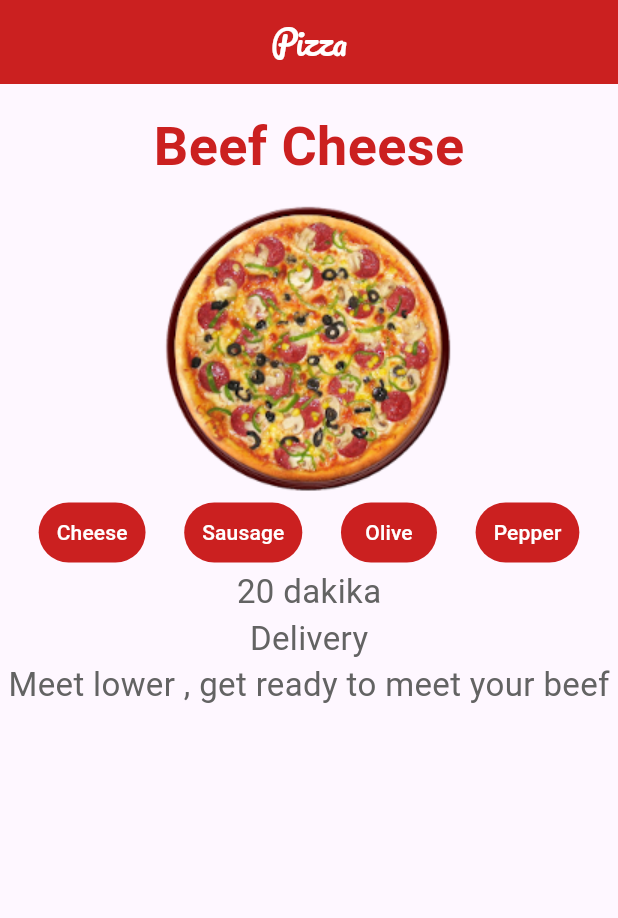
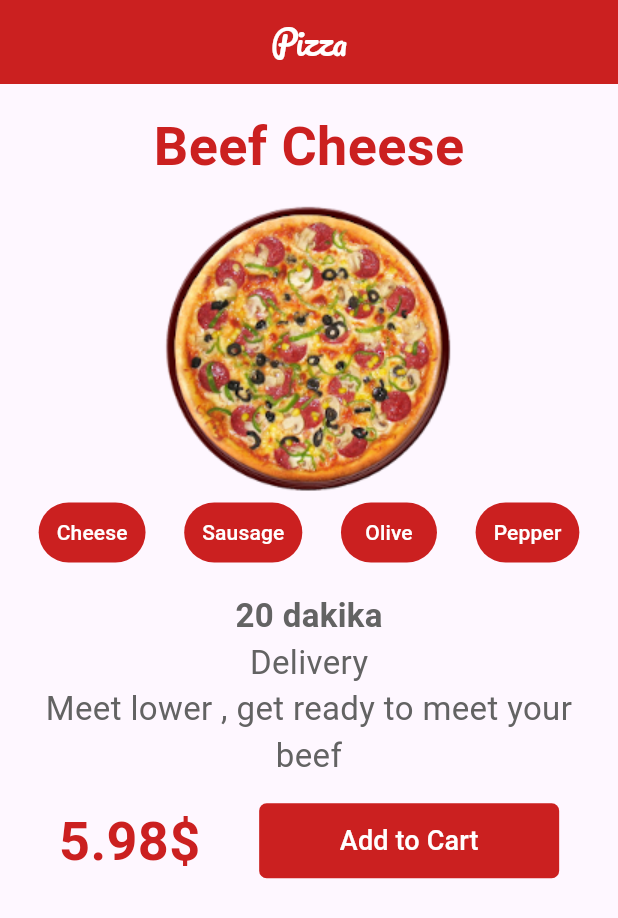
Before and after one commit to MASalmanss/FlutterFirstDesignApp, a Flutter app: the screen it shows after launch, on a phone screen of 412 x 824 dp. Shown: the top 918 px of the screen. Run offline on Flutter 3.47's test engine with Material 3 defaults, Android fonts, the phone set to English and light mode, and no system bars.

Commit message:
First Page added

```diff
--- a/tasarim_calismasi/lib/anasayfa.dart
+++ b/tasarim_calismasi/lib/anasayfa.dart
@@ -1,3 +1,6 @@
+import 'dart:ui';
+
+import 'package:flutter/cupertino.dart';
 import 'package:flutter/material.dart';
 import 'package:tasarim_calismasi/renkler.dart';
 
@@ -48,13 +51,29 @@ class _AnasayfaState extends State<Anasayfa> {
                 ),
               ],
             ),
-            Column(
+            Padding(
+              padding: const EdgeInsets.all(16.0),
+              child: Column(
+                children: [
+                  Text("20 dakika" , style: TextStyle(color: yazirenk2  , fontSize: 22 , fontWeight: FontWeight.bold),),
+                  Text("Delivery" , style: TextStyle(color: yazirenk2  , fontSize: 22),),
+                  Text("Meet lower , get ready to meet your beef" , style: TextStyle(color: yazirenk2  , fontSize: 22), textAlign: TextAlign.center,),
+                ],
+              ),
+            ),
+            Row(mainAxisAlignment: MainAxisAlignment.spaceEvenly,
               children: [
-                Text("20 dakika" , style: TextStyle(color: yazirenk2  , fontSize: 22),),
-                Text("Delivery" , style: TextStyle(color: yazirenk2  , fontSize: 22),),
-                Text("Meet lower , get ready to meet your beef" , style: TextStyle(color: yazirenk2  , fontSize: 22),),
+                Text("5.98\$" , style: TextStyle(fontSize: 36 ,color: Anarenk , fontWeight: FontWeight.bold),),
+                SizedBox(width: 200,height: 50,
+                  child: TextButton(onPressed: (){},
+                    child: Text("Add to Cart" , style: TextStyle(color: Yazirenk , fontSize: 18),),
+                    style: TextButton.styleFrom(backgroundColor: Anarenk,
+                      shape: const RoundedRectangleBorder(borderRadius: BorderRadius.all(Radius.circular(5)))
+                    ),
+                  ),
+                )
               ],
-            )
+            ),
 
           ],
         )
```
